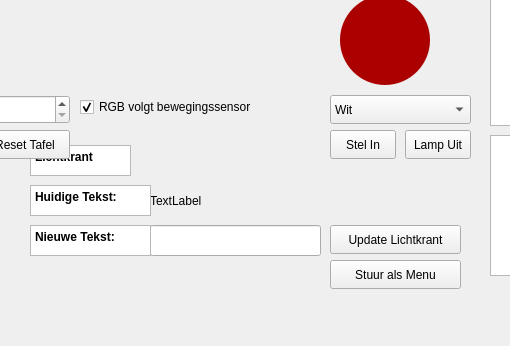
The window that RPI-WEMOS/mainwindow.ui (HHS-groupF/ProjectF) describes before a commit, drawn with Qt 5; both pictures show x 430 to 940 and y 395 to 741 of the 1423 by 741 pixel window.
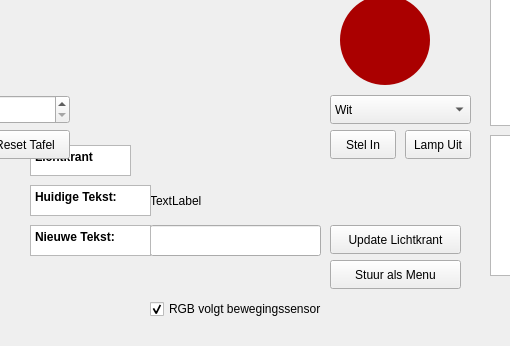
The same window after the commit.

Commit message:
Apply RGB color immediately in auto mode
When selecting an RGB color in automatic mode, apply the new color immediately instead of waiting for the next motion event. Removed the now-unused laatsteBeweging member and its update in the motion sensor handler to simplify state handling. Also adjusted the RGB auto checkbox position/size in the main window UI for layout. This provides immediate visual feedback when changing colors in auto mode.

```diff
--- a/RPI-WEMOS/mainwindow.ui
+++ b/RPI-WEMOS/mainwindow.ui
@@ -711,9 +711,9 @@
    <widget class="QCheckBox" name="checkBox_RGB_Auto">
     <property name="geometry">
      <rect>
-      <x>510</x>
-      <y>490</y>
-      <width>245</width>
+      <x>580</x>
+      <y>692</y>
+      <width>280</width>
       <height>24</height>
      </rect>
     </property>
```
The commit also changes 2 other files.
